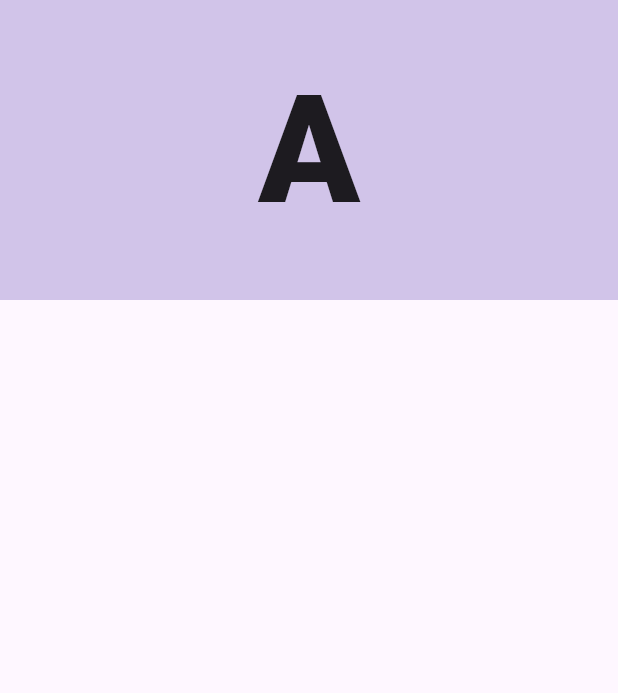
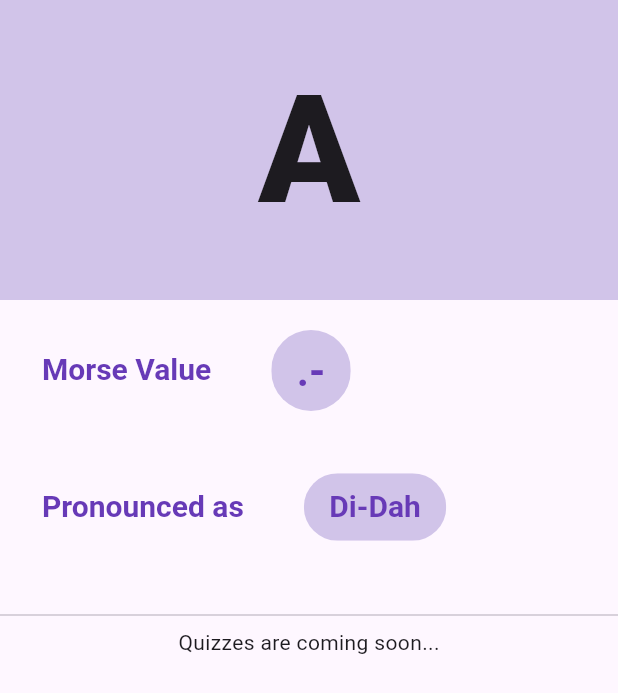
Before and after one commit to JagdishOnGH/morse_app, a Flutter app: the LearningPage screen opened directly, on a phone screen of 412 x 824 dp. Shown: the top 693 px of the screen. Run offline on Flutter 3.47's test engine with Material 3 defaults, Android fonts, the phone set to English and light mode, and no system bars; our stand-ins replace fluttertoast.

Commit message:
chore: new learning method added

```diff
--- a/lib/feature/learn/pages/learning_page.dart
+++ b/lib/feature/learn/pages/learning_page.dart
@@ -23,6 +23,60 @@ class LearningPage extends StatelessWidget {
               ),
             ),
           ),
+          SizedBox(height: 20),
+          //"Morse code of A is
+          Padding(
+            padding: const EdgeInsets.only(left: 28.0),
+            child: Row(
+              mainAxisAlignment: MainAxisAlignment.start,
+              children: [
+                Text("Morse Value",
+                    style: Theme.of(context).textTheme.headlineSmall?.copyWith(
+                        fontSize: 20,
+                        fontWeight: FontWeight.w600,
+                        color: Colors.deepPurple)),
+                SizedBox(width: 40),
+                Chip(
+                  label: Text(".-",
+                      style: Theme.of(context)
+                          .textTheme
+                          .headlineMedium
+                          ?.copyWith(
+                              fontWeight: FontWeight.w600,
+                              color: Colors.deepPurple)),
+                ),
+              ],
+            ),
+          ),
+          SizedBox(height: 40),
+          Padding(
+            padding: const EdgeInsets.only(left: 28.0),
+            child: Row(
+              mainAxisAlignment: MainAxisAlignment.start,
+              children: [
+                Text("Pronounced as",
+                    style: Theme.of(context).textTheme.headlineSmall?.copyWith(
+                        fontSize: 20,
+                        fontWeight: FontWeight.w600,
+                        color: Colors.deepPurple)),
+                SizedBox(width: 40),
+                Chip(
+                  label: Text("Di-Dah",
+                      style: Theme.of(context)
+                          .textTheme
+                          .headlineSmall
+                          ?.copyWith(
+                              fontSize: 20,
+                              fontWeight: FontWeight.w600,
+                              color: Colors.deepPurple)),
+                ),
+              ],
+            ),
+          ),
+
+          SizedBox(height: 40),
+          Divider(),
+          Text("Quizzes are coming soon..."),
         ],
       ),
     );
```
